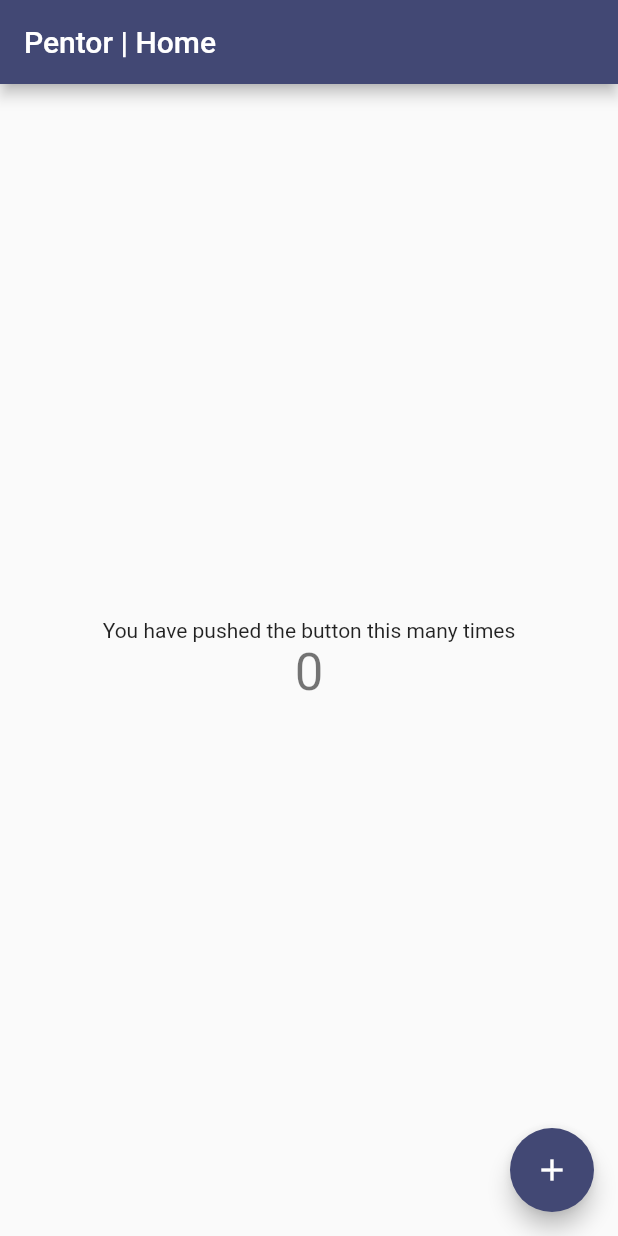
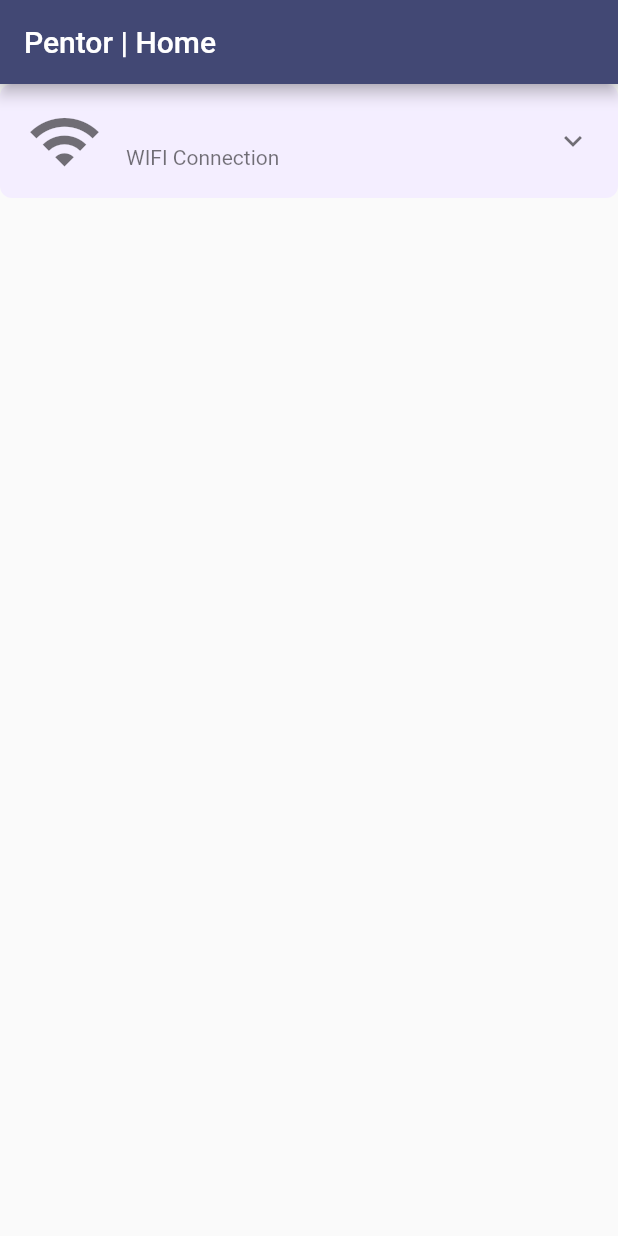
Before and after one commit to CSEMN/Pentor, a Flutter app: the screen it shows after launch, on a phone screen of 412 x 824 dp. Run offline on Flutter 3.47's test engine with Material 2 defaults, Android fonts, the phone set to English and light mode, and no system bars; drawn by our look-alikes of expansion_tile_card; our stand-ins replace firebase_core, get, get_storage, permission_handler; missing offline and left inert: network_info_plus; accounts and stored records are empty.

Commit message:
add WIFI info
add WIFI info to home page
add location permission request

```diff
--- a/lib/controller/HomePageController.dart
+++ b/lib/controller/HomePageController.dart
@@ -1,9 +1,24 @@
 import 'package:get/get.dart';
+import 'package:network_info_plus/network_info_plus.dart';
+import 'package:pentor/model/wifi_info.dart';
+import 'package:permission_handler/permission_handler.dart';
 
-class HomePageController extends GetxController{
-  int counter =0;
-  void onClickAction(){
-    counter++;
-    update();
+class HomePageController extends GetxController {
+  WifiInfo wifiInfo = WifiInfo();
+  final NetworkInfo _networkInfo = NetworkInfo();
+
+  @override
+  void onInit() async {
+    super.onInit();
+    _checkPermissions();
+
   }
+
+  void _checkPermissions() async{
+    if ( await Permission.location.request().isGranted) {
+      wifiInfo = await WifiInfo.initWifiInfo(_networkInfo);
+      update();
+    }
+  }
+
 }
--- /dev/null
+++ b/lib/model/wifi_info.dart
@@ -0,0 +1,130 @@
+import 'dart:io';
+
+import 'package:flutter/foundation.dart';
+import 'package:flutter/services.dart';
+import 'dart:developer' as developer;
+import 'package:network_info_plus/network_info_plus.dart';
+
+class WifiInfo {
+  String _name, _bssid, _ipv4, _ipv6, _broadcast, _gateway, _subnet;
+
+  WifiInfo(
+      [this._name = '',
+      this._bssid = '',
+      this._ipv4 = '',
+      this._ipv6 = '',
+      this._broadcast = '',
+      this._gateway = '',
+      this._subnet = '']);
+
+  static Future<WifiInfo> initWifiInfo(NetworkInfo networkInfo) async {
+    String? wifiName,
+        wifiBSSID,
+        wifiIPv4,
+        wifiIPv6,
+        wifiGatewayIP,
+        wifiBroadcast,
+        wifiSubmask;
+
+    try {
+      if (!kIsWeb && Platform.isIOS) {
+        var status = await networkInfo.getLocationServiceAuthorization();
+        if (status == LocationAuthorizationStatus.notDetermined) {
+          status = await networkInfo.requestLocationServiceAuthorization();
+        }
+        if (status == LocationAuthorizationStatus.authorizedAlways ||
+            status == LocationAuthorizationStatus.authorizedWhenInUse) {
+          wifiName = await networkInfo.getWifiName();
+        } else {
+          wifiName = await networkInfo.getWifiName();
+        }
+      } else {
+        wifiName = await networkInfo.getWifiName();
+      }
+    } on PlatformException catch (e) {
+      developer.log('Failed to get Wifi Name', error: e);
+      wifiName = 'Failed to get Wifi Name';
+    }
+
+    try {
+      if (!kIsWeb && Platform.isIOS) {
+        var status = await networkInfo.getLocationServiceAuthorization();
+        if (status == LocationAuthorizationStatus.notDetermined) {
+          status = await networkInfo.requestLocationServiceAuthorization();
+        }
+        if (status == LocationAuthorizationStatus.authorizedAlways ||
+            status == LocationAuthorizationStatus.authorizedWhenInUse) {
+          wifiBSSID = await networkInfo.getWifiBSSID();
+        } else {
+          wifiBSSID = await networkInfo.getWifiBSSID();
+        }
+      } else {
+        wifiBSSID = await networkInfo.getWifiBSSID();
+      }
+    } on PlatformException catch (e) {
+      developer.log('Failed to get Wifi BSSID', error: e);
+      wifiBSSID = 'Failed to get Wifi BSSID';
+    }
+
+    try {
+      wifiIPv4 = await networkInfo.getWifiIP();
+    } on PlatformException catch (e) {
+      developer.log('Failed to get Wifi IPv4', error: e);
+      wifiIPv4 = 'Failed to get Wifi IPv4';
+    }
+
+    try {
+      if (!Platform.isWindows) {
+        wifiIPv6 = await networkInfo.getWifiIPv6();
+      }
+    } on PlatformException catch (e) {
+      developer.log('Failed to get Wifi IPv6', error: e);
+      wifiIPv6 = 'Failed to get Wifi IPv6';
+    }
+
+    try {
+      if (!Platform.isWindows) {
+        wifiSubmask = await networkInfo.getWifiSubmask();
+      }
+    } on PlatformException catch (e) {
+      developer.log('Failed to get Wifi submask address', error: e);
+      wifiSubmask = 'Failed to get Wifi submask address';
+    }
+
+    try {
+      if (!Platform.isWindows) {
+        wifiBroadcast = await networkInfo.getWifiBroadcast();
+      }
+    } on PlatformException catch (e) {
+      developer.log('Failed to get Wifi broadcast', error: e);
+      wifiBroadcast = 'Failed to get Wifi broadcast';
+    }
+
+    try {
+      if (!Platform.isWindows) {
+        wifiGatewayIP = await networkInfo.getWifiGatewayIP();
+      }
+    } on PlatformException catch (e) {
+      developer.log('Failed to get Wifi gateway address', error: e);
+      wifiGatewayIP = 'Failed to get Wifi gateway address';
+    }
+    WifiInfo wifiInfo = new WifiInfo(wifiName!, wifiBSSID!, wifiIPv4!,
+        wifiIPv6!, wifiBroadcast!, wifiGatewayIP!, wifiSubmask!);
+
+    return Future(() => wifiInfo);
+  }
+
+  String? get name => _name;
+
+  get bssid => _bssid;
+
+  get subnet => _subnet;
+
+  get gateway => _gateway;
+
+  get broadcast => _broadcast;
+
+  get ipv6 => _ipv6;
+
+  get ipv4 => _ipv4;
+}
--- a/lib/view/home_page.dart
+++ b/lib/view/home_page.dart
@@ -1,6 +1,9 @@
 import 'package:flutter/material.dart';
 import 'package:get/get.dart';
 import 'package:pentor/controller/HomePageController.dart';
+import 'package:expansion_tile_card/expansion_tile_card.dart';
+import 'package:pentor/model/wifi_info.dart';
+import 'package:pentor/themes.dart';
 
 class HomePage extends StatelessWidget {
   const HomePage({Key? key}) : super(key: key);
@@ -10,26 +13,65 @@ class HomePage extends StatelessWidget {
     return GetBuilder<HomePageController>(
         init: HomePageController(),
         builder: (controller) => Scaffold(
-              appBar: AppBar(
-                title: Text('HOME_PAGE_TITLE'.tr),
-              ),
-              body: Center(
-                child: Column(
-                  mainAxisAlignment: MainAxisAlignment.center,
-                  children: <Widget>[
-                    Text('HOME_PAGE_COUNTER'.tr),
-                    Text(
-                      '${controller.counter}',
-                      style: Theme.of(context).textTheme.headline4,
-                    ),
+            appBar: AppBar(
+              title: Text('HOME_PAGE_TITLE'.tr),
+            ),
+            body: Column(
+              children: [
+                ExpansionTileCard(
+                  expandedTextColor: Themes.primaryColor,
+                  leading: Icon(
+                    Icons.wifi,
+                    size: 50.0,
+                  ),
+                  title: Text(controller.wifiInfo.name!),
+                  subtitle: Text("WIFI Connection"),
+                  children: [
+                    wifiInfoTable(controller.wifiInfo),
                   ],
-                ),
-              ),
-              floatingActionButton: FloatingActionButton(
-                onPressed: controller.onClickAction,
-                tooltip: 'Increment',
-                child: const Icon(Icons.add),
-              ),
-            ));
+                )
+              ],
+            )));
+  }
+
+  Widget wifiInfoTable(WifiInfo wifiInfo) {
+    return DataTable(
+        columns: [
+      DataColumn(
+          label: Text('Field',
+              style: TextStyle(fontSize: 16, fontWeight: FontWeight.bold))),
+      DataColumn(
+          label: Text('Value',
+              style: TextStyle(fontSize: 16, fontWeight: FontWeight.bold))),
+    ], rows: [
+      DataRow(cells: [
+        DataCell(Text('Name')),
+        DataCell(Text(wifiInfo.name!)),
+      ]),
+      DataRow(cells: [
+        DataCell(Text('IPv4')),
+        DataCell(Text(wifiInfo.ipv4!)),
+      ]),
+      DataRow(cells: [
+        DataCell(Text('Subnet')),
+        DataCell(Text(wifiInfo.subnet!)),
+      ]),
+      DataRow(cells: [
+        DataCell(Text('IPv6')),
+        DataCell(Text(wifiInfo.ipv6!)),
+      ]),
+      DataRow(cells: [
+        DataCell(Text('Gateway')),
+        DataCell(Text(wifiInfo.gateway!)),
+      ]),
+      DataRow(cells: [
+        DataCell(Text('Broadcast')),
+        DataCell(Text(wifiInfo.broadcast!)),
+      ]),
+      DataRow(cells: [
+        DataCell(Text('BSSID')),
+        DataCell(Text(wifiInfo.bssid!)),
+      ]),
+    ]);
   }
 }
--- a/pubspec.yaml
+++ b/pubspec.yaml
@@ -48,6 +48,7 @@ dependencies:
   shared_preferences: ^2.0.15
   get_storage: ^2.0.3
   expansion_tile_card: ^2.0.0
+  permission_handler: ^10.2.0
 
 
 
```
Also changed, not shown: 2 other files.
